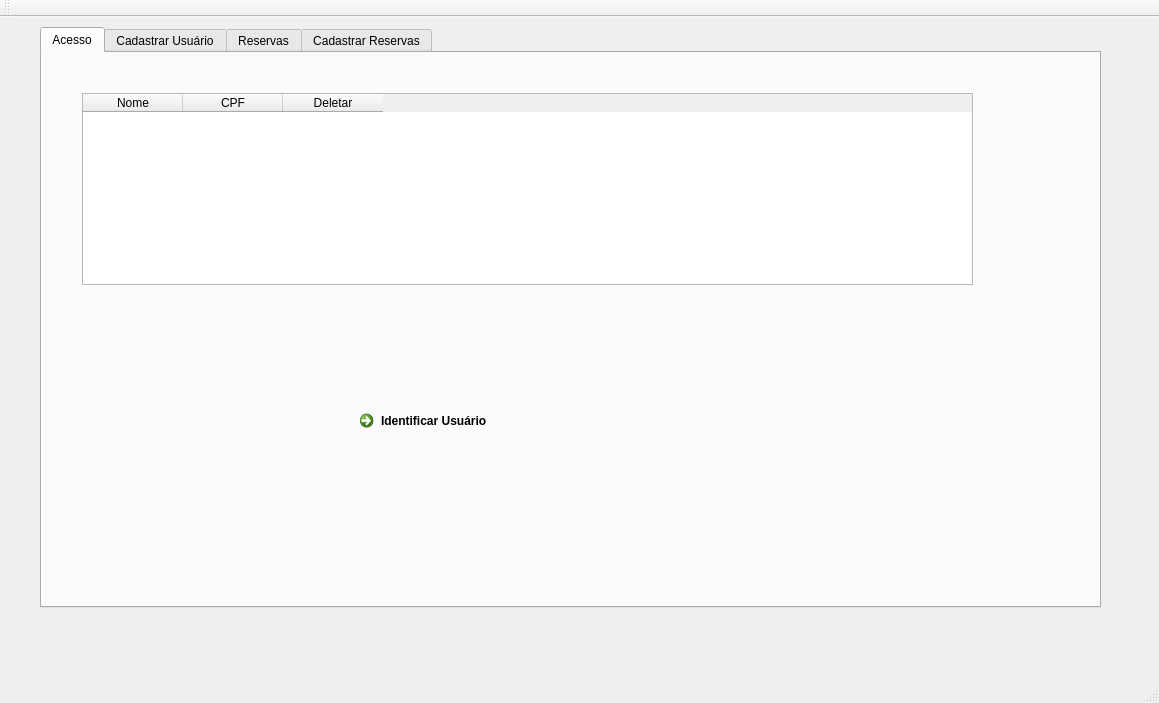
lksalbq/user-control-system, file mainwindow.ui: the form before one commit.
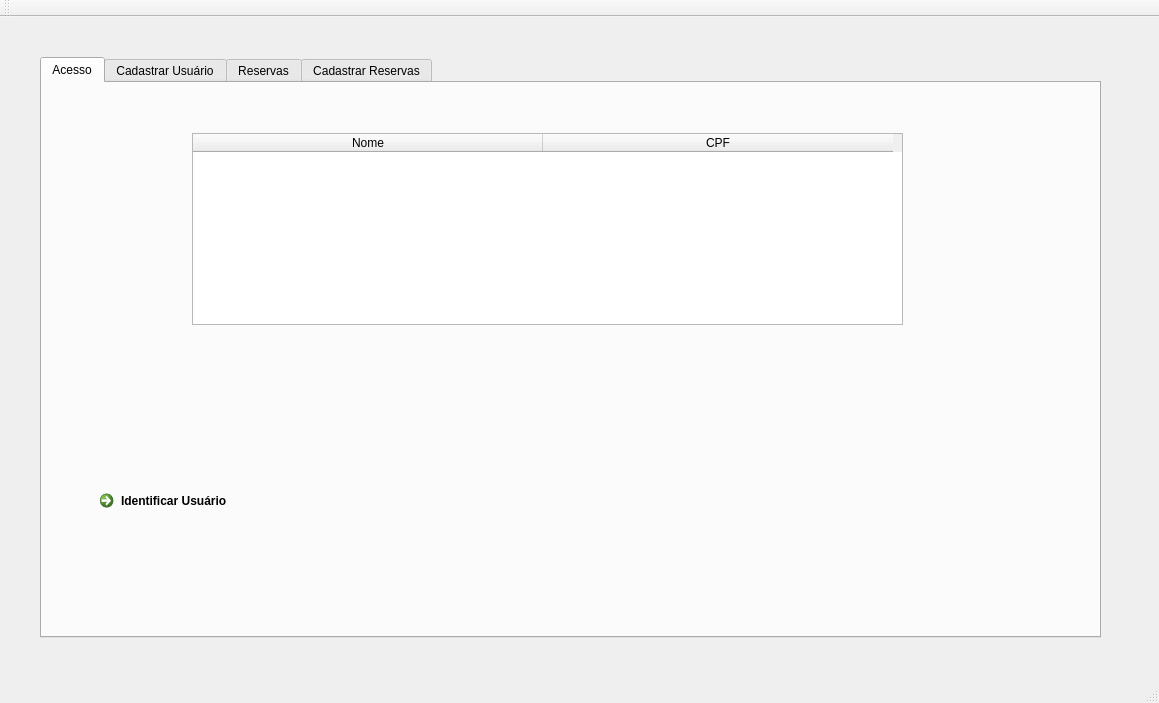
The form after the commit. The open tabs and pages were chosen to show the change.

Commit message: recognizing user by gui interface

```diff
--- a/mainwindow.ui
+++ b/mainwindow.ui
@@ -21,7 +21,7 @@
     <property name="geometry">
      <rect>
       <x>40</x>
-      <y>10</y>
+      <y>40</y>
       <width>1061</width>
       <height>581</height>
      </rect>
@@ -36,15 +36,21 @@
      <widget class="QTableWidget" name="userTableWidget">
       <property name="geometry">
        <rect>
-        <x>40</x>
-        <y>40</y>
-        <width>891</width>
+        <x>150</x>
+        <y>50</y>
+        <width>711</width>
         <height>192</height>
        </rect>
       </property>
       <property name="layoutDirection">
        <enum>Qt::LeftToRight</enum>
       </property>
+      <property name="rowCount">
+       <number>0</number>
+      </property>
+      <attribute name="horizontalHeaderDefaultSectionSize">
+       <number>350</number>
+      </attribute>
       <column>
        <property name="text">
         <string>Nome</string>
@@ -55,17 +61,12 @@
         <string>CPF</string>
        </property>
       </column>
-      <column>
-       <property name="text">
-        <string>Deletar</string>
-       </property>
-      </column>
      </widget>
      <widget class="QCommandLinkButton" name="identifyUserButton">
       <property name="geometry">
        <rect>
-        <x>310</x>
-        <y>350</y>
+        <x>50</x>
+        <y>400</y>
         <width>291</width>
         <height>53</height>
        </rect>
```
Left out of the diff: 2 changed lines with no effect on the pictures. The commit also changes 5 other files.
